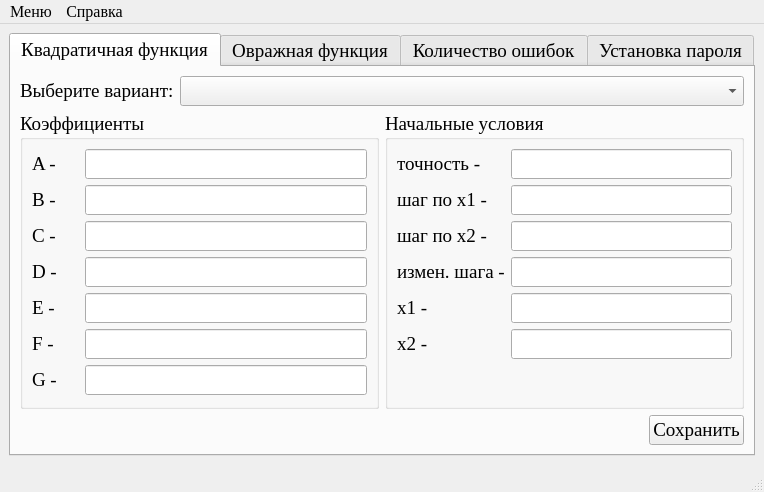
Old version of the form setvariants/ui/mainwindow.ui in the repository Eliminationzx/optimizationmethods.
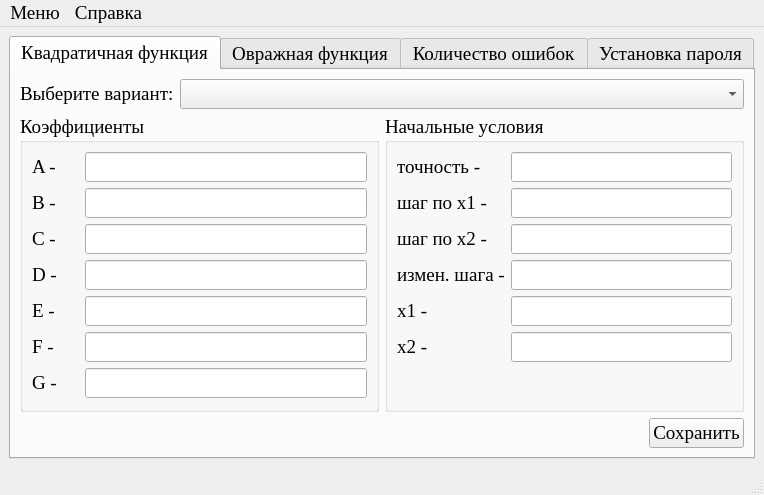
New version of the form. Icons and pictures are not drawn.

```diff
--- a/setvariants/ui/mainwindow.ui
+++ b/setvariants/ui/mainwindow.ui
@@ -748,15 +748,9 @@
      <x>0</x>
      <y>0</y>
      <width>764</width>
-     <height>26</height>
+     <height>23</height>
     </rect>
    </property>
-   <property name="font">
-    <font>
-     <family>Times New Roman</family>
-     <pointsize>12</pointsize>
-    </font>
-   </property>
    <widget class="QMenu" name="menu">
     <property name="title">
      <string>Меню</string>
```
Left out of the diff: 6 changed lines with no effect on the pictures.
